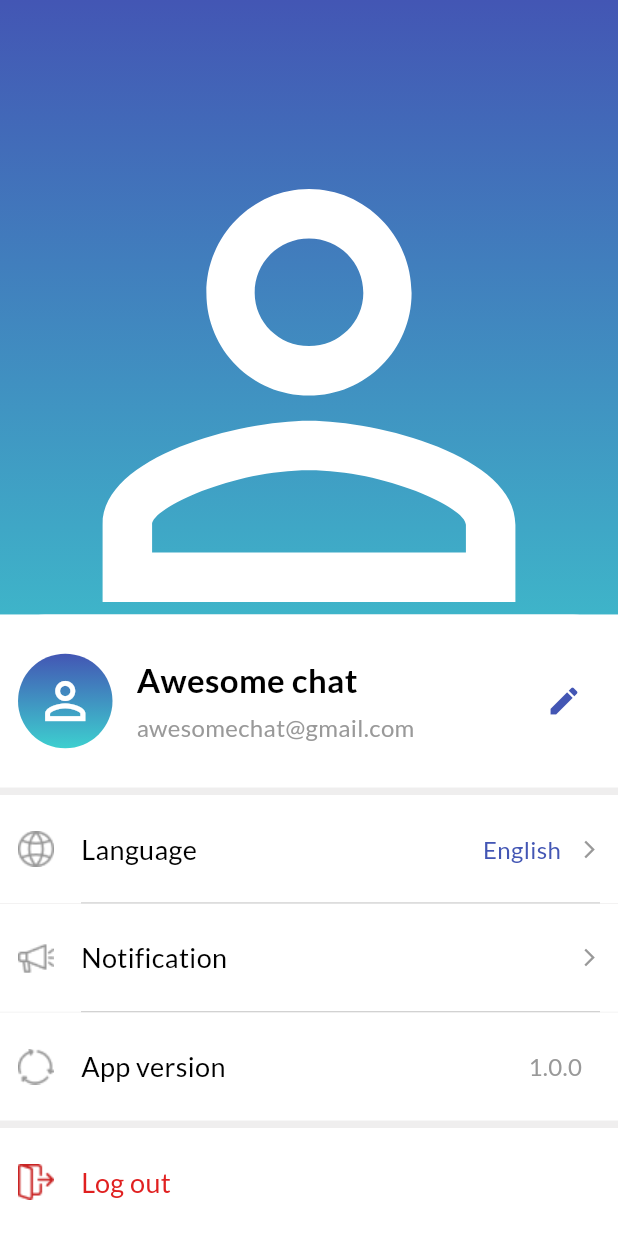
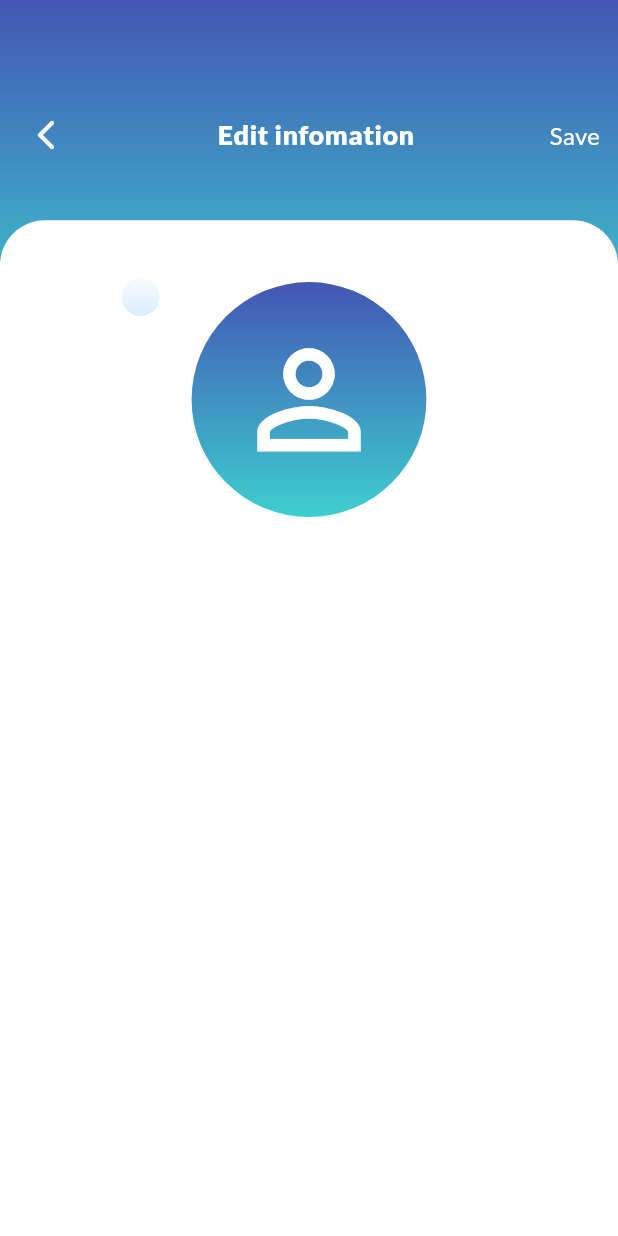
Before and after one commit to DuyCuong1122/flutter_chat_app_with_bloc, a Flutter app: the ProfileView screen opened directly, after a tap on the "edit" icon, on a phone screen of 412 x 824 dp. Run offline on Flutter 3.47's test engine with Material 3 defaults, Android fonts, the phone set to English and light mode, and no system bars; our stand-ins replace cloud_firestore, equatable, firebase_auth, firebase_core, firebase_messaging, flutter_bloc and 9 more; accounts and stored records are empty; generated files the repository leaves out were written again.

Commit message:
build base edit info screen

```diff
--- a/lib/page/chat_box/chat_box_view.dart
+++ b/lib/page/chat_box/chat_box_view.dart
@@ -68,7 +68,7 @@ class ChatBoxView extends StatelessWidget {
               topRight: Radius.circular(20),
             ),
           ),
-          child: Column(
+          child: const Column(
             children: [Expanded(child: Text("Chat Box")), SendMessageItem()],
           ),
         ),
--- a/lib/page/chat_box/widget/send_message_item.dart
+++ b/lib/page/chat_box/widget/send_message_item.dart
@@ -64,7 +64,7 @@ class _SendMessageItemState extends State<SendMessageItem> {
           height: 250,
           child: selectedImage != null
               ? Image.file(File(selectedImage!.path))
-              : Center(child: Text("Không có ảnh nào được chọn")),
+              : const Center(child: Text("Không có ảnh nào được chọn")),
         );
       },
     ).whenComplete(() {
--- a/lib/page/profile/profile_view.dart
+++ b/lib/page/profile/profile_view.dart
@@ -6,6 +6,7 @@ import 'package:chat_app/common/values/colors.dart';
 import 'package:chat_app/common/values/icons.dart';
 import 'package:chat_app/common/values/typography.dart';
 import 'package:chat_app/page/log_in/log_in_view.dart';
+import 'package:chat_app/page/profile/screen/edit_info_screen.dart';
 import 'package:chat_app/page/profile/widget/profile_custom_button.dart';
 import 'package:flutter/material.dart';
 import 'package:flutter_bloc/flutter_bloc.dart';
@@ -109,7 +110,13 @@ class ProfileView extends StatelessWidget {
                                 ),
                                 const Spacer(),
                                 IconButton(
-                                  onPressed: () {},
+                                  onPressed: () {
+                                    Navigator.push(
+                                        context,
+                                        MaterialPageRoute(
+                                            builder: (context) =>
+                                                const EditInfoScreen()));
+                                  },
                                   icon: const Icon(
                                     AppIcon.edit,
                                     color: AppColors.primaryColor,
@@ -190,7 +197,9 @@ class ProfileView extends StatelessWidget {
                             icon: AppIcon.logout,
                             text: translate.logout,
                             suffixIcon: false,
-                            onTap: ()=> context.read<AuthBloc>().add(AuthLogoutRequested()),
+                            onTap: () => context
+                                .read<AuthBloc>()
+                                .add(AuthLogoutRequested()),
                             isLogout: true,
                             isVersion: false),
                       ),
--- /dev/null
+++ b/lib/page/profile/screen/edit_info_screen.dart
@@ -0,0 +1,129 @@
+import 'package:chat_app/common/values/colors.dart';
+import 'package:chat_app/common/values/icons.dart';
+import 'package:chat_app/common/values/typography.dart';
+import 'package:chat_app/page/profile/widget/bubble_container.dart';
+import 'package:flutter/material.dart';
+import 'package:flutter_gen/gen_l10n/app_localizations.dart';
+
+class EditInfoScreen extends StatelessWidget {
+  const EditInfoScreen({super.key});
+
+  @override
+  Widget build(BuildContext context) {
+    final translate = AppLocalizations.of(context)!;
+    final heightScreen = MediaQuery.of(context).size.height;
+    final widthScreen = MediaQuery.of(context).size.width;
+    return GestureDetector(
+      onTap: () => FocusScope.of(context).unfocus(),
+      child: Scaffold(
+        body: Stack(
+          children: [
+            Container(
+              height: heightScreen * 0.28,
+              decoration: const BoxDecoration(
+                gradient: LinearGradient(
+                  colors: [
+                    AppColors.primaryColor,
+                    AppColors.secondaryColor,
+                  ],
+                  begin: Alignment.topCenter,
+                  end: Alignment.bottomCenter,
+                ),
+              ),
+            ),
+            Column(
+              children: [
+                SizedBox(height: heightScreen * 0.08),
+                Padding(
+                  padding: const EdgeInsets.only(left: 7, right: 12),
+                  child: Row(
+                    mainAxisAlignment: MainAxisAlignment.spaceBetween,
+                    children: [
+                      IconButton(
+                          onPressed: () => Navigator.pop(context),
+                          icon: const Icon(
+                            AppIcon.back,
+                            color: AppColors.whiteColor,
+                            size: 24,
+                          )),
+                      Text(
+                        translate.editInfo,
+                        style: AppTypography.s18w800.copyWith(
+                          color: AppColors.whiteColor,
+                        ),
+                      ),
+                      InkWell(
+                        onTap: () {},
+                        child: Text(
+                          translate.save,
+                          style: AppTypography.s16w500.copyWith(
+                            color: AppColors.whiteColor,
+                          ),
+                        ),
+                      )
+                    ],
+                  ),
+                ),
+                SizedBox(height: heightScreen * 0.04),
+                Expanded(
+                    child: Container(
+                        width: widthScreen,
+                        decoration: const BoxDecoration(
+                          color: AppColors.whiteColor,
+                          borderRadius: BorderRadius.only(
+                            topLeft: Radius.circular(30),
+                            topRight: Radius.circular(30),
+                          ),
+                        ),
+                        child: Stack(
+                          children: [
+                            Column(
+                              crossAxisAlignment: CrossAxisAlignment.center,
+                              children: [
+                                SizedBox(
+                                  height: heightScreen * 0.05,
+                                ),
+                                Center(
+                                  child: Container(
+                                    height: widthScreen * 0.38,
+                                    width: widthScreen * 0.38,
+                                    decoration: const BoxDecoration(
+                                      shape: BoxShape.circle,
+                                      gradient: LinearGradient(
+                                        colors: [
+                                          AppColors.primaryColor,
+                                          AppColors.secondaryColor,
+                                        ],
+                                        begin: Alignment.topCenter,
+                                        end: Alignment.bottomCenter,
+                                      ),
+                                    ),
+                                    child: Icon(
+                                      AppIcon.person,
+                                      color: Colors.white,
+                                      size: widthScreen * 0.25,
+                                    ),
+                                  ),
+                                ),
+                              ],
+                            ),
+                            Positioned(
+                              left: widthScreen * 0.197,
+                              top: heightScreen * 0.0468,
+                              child: BubbleContainer(size: 0.061 * widthScreen),
+                            ),
+                            Positioned(
+                              left: widthScreen * 0.197,
+                              top: heightScreen * 0.0468,
+                              child: BubbleContainer(size: 0.061 * widthScreen),
+                            ),
+                          ],
+                        )))
+              ],
+            )
+          ],
+        ),
+      ),
+    );
+  }
+}
--- /dev/null
+++ b/lib/page/profile/widget/bubble_container.dart
@@ -0,0 +1,24 @@
+import 'package:flutter/material.dart';
+
+class BubbleContainer extends StatelessWidget {
+  final double size;
+  const BubbleContainer({super.key, required this.size});
+
+  @override
+  Widget build(BuildContext context) {
+    return Container(
+      height: size,
+      width: size,
+      decoration: const BoxDecoration(
+          shape: BoxShape.circle,
+          gradient: LinearGradient(
+            colors: [
+              Color(0xFFF7FBFF),
+              Color(0xFFDAEEFF),
+            ],
+            begin: Alignment.topCenter,
+            end: Alignment.bottomCenter,
+          )),
+    );
+  }
+}
--- a/lib/page/sign_up/sign_up_view.dart
+++ b/lib/page/sign_up/sign_up_view.dart
@@ -15,7 +15,7 @@ import 'package:flutter_easyloading/flutter_easyloading.dart';
 import 'package:flutter_gen/gen_l10n/app_localizations.dart';
 
 class SignUpView extends StatefulWidget {
-  const SignUpView({Key? key}) : super(key: key);
+  const SignUpView({super.key});
 
   @override
   _SignUpViewState createState() => _SignUpViewState();
```
